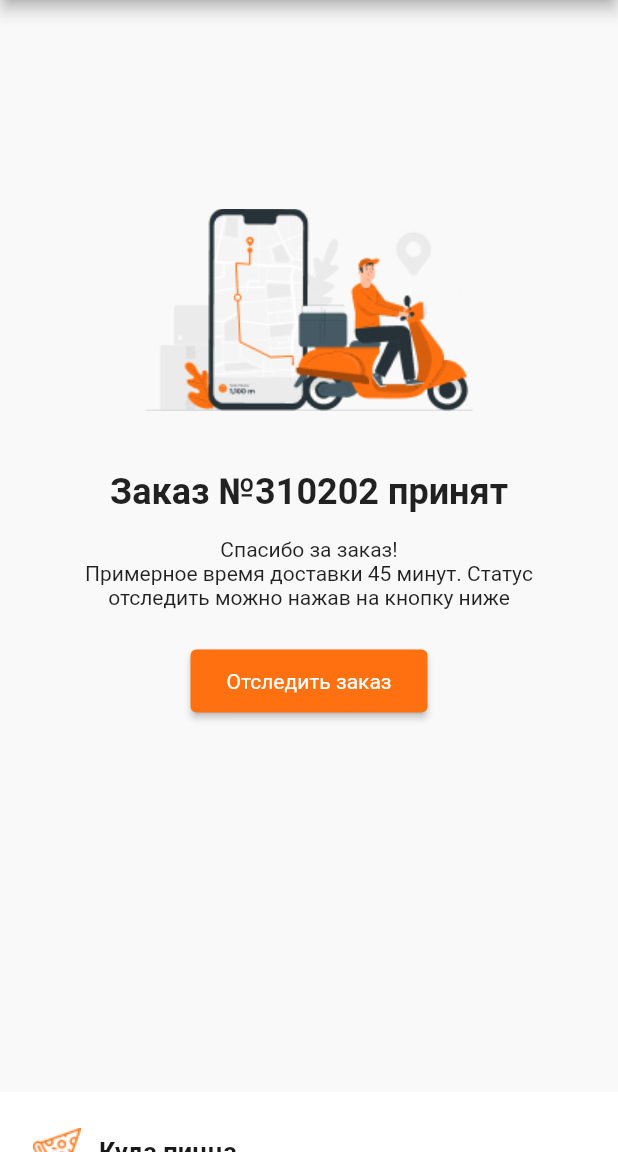
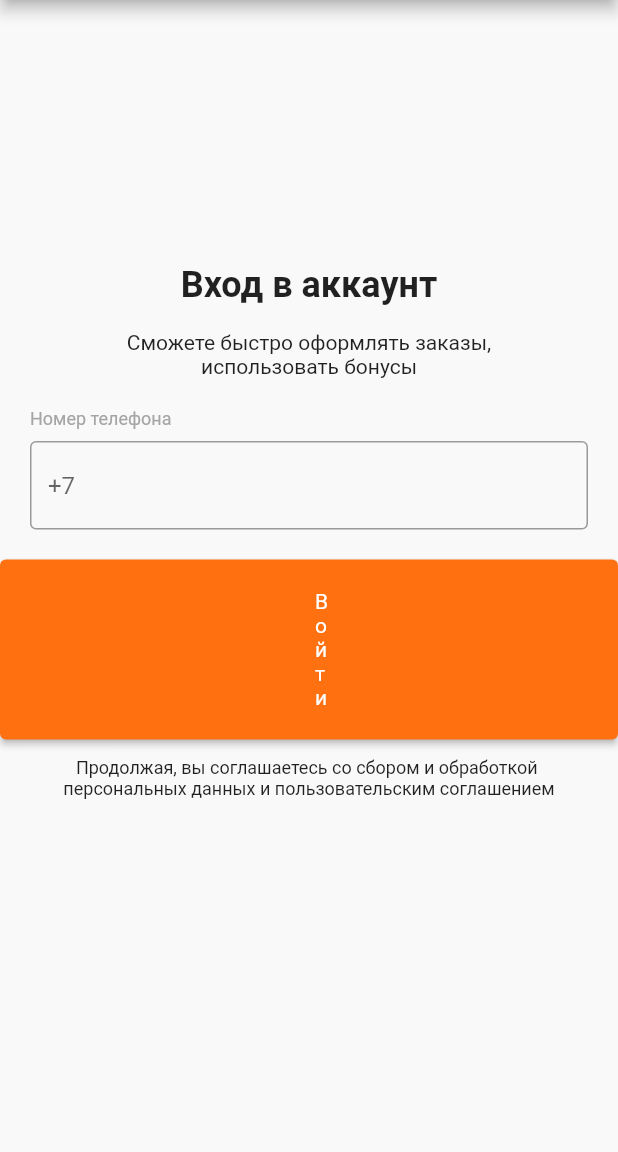
Before and after one commit to BekzodGayratov/Pizza, a Flutter app: the screen it shows after launch, on a phone screen of 412 x 824 dp, the part 84-1236 px from its top. Run offline on Flutter 3.47's test engine with Material 2 defaults, Android fonts, the phone set to English and light mode, and no system bars; missing offline and left inert: dart:html.

Commit message:
register page

```diff
--- a/lib/main.dart
+++ b/lib/main.dart
@@ -1,5 +1,6 @@
 import 'package:flutter/material.dart';
 import 'package:pizza/view/home_page.dart';
+import 'package:pizza/view/register.dart';
 
 void main() {
   runApp(Myapp());
@@ -10,9 +11,9 @@ class Myapp extends StatelessWidget {
 
   @override
   Widget build(BuildContext context) {
-    return MaterialApp(
+    return const MaterialApp(
       debugShowCheckedModeBanner: false,
-      home: HomePage(),
+      home: Register(),
     );
   }
 }
--- a/lib/view/home_page.dart
+++ b/lib/view/home_page.dart
@@ -52,11 +52,11 @@ class HomePage extends StatelessWidget {
                 "Спасибо за заказ!",
                 style: TextStyle(fontSize: 14.0, fontWeight: FontWeight.w400),
               ),
-              Text(
+              const Text(
                 "Примерное время доставки 45 минут. Статус",
                 style: TextStyle(fontSize: 14.0, fontWeight: FontWeight.w400),
               ),
-              Text(
+              const Text(
                 "отследить можно нажав на кнопку ниже",
                 style: TextStyle(fontSize: 14.0, fontWeight: FontWeight.w400),
               ),
--- /dev/null
+++ b/lib/view/register.dart
@@ -0,0 +1,113 @@
+import 'dart:html';
+
+import 'package:flutter/material.dart';
+
+class Register extends StatelessWidget {
+  const Register({super.key});
+
+  @override
+  Widget build(BuildContext context) {
+    return Scaffold(
+      backgroundColor: const Color(0xffF9F9F9),
+      appBar: AppBar(
+        backgroundColor: Colors.white,
+        iconTheme: const IconThemeData(color: Colors.black),
+        actions: [
+          IconButton(onPressed: () {}, icon: const Icon(Icons.menu_outlined))
+        ],
+        leading: Image.asset("assets/pizza.png"),
+        title: const Text(
+          "Куда пицца",
+          style: TextStyle(
+            color: Color.fromRGBO(25, 25, 25, 1),
+            fontSize: 17.0,
+            fontWeight: FontWeight.w600,
+          ),
+        ),
+      ),
+      body: SingleChildScrollView(
+        child: Column(children: [
+          Center(
+              child: Column(
+            mainAxisAlignment: MainAxisAlignment.center,
+            children: [
+              const SizedBox(
+                height: 176.0,
+              ),
+              const Text(
+                "Вход в аккаунт",
+                style: TextStyle(
+                  fontSize: 24.0,
+                  fontWeight: FontWeight.w600,
+                ),
+              ),
+              const SizedBox(
+                height: 16.0,
+              ),
+              const Text(
+                "Сможете быстро оформлять заказы,",
+                style: TextStyle(fontSize: 14.0, fontWeight: FontWeight.w400),
+              ),
+              const Text(
+                "использовать бонусы",
+                style: TextStyle(fontSize: 14.0, fontWeight: FontWeight.w400),
+              ),
+              const SizedBox(
+                height: 20.0,
+              ),
+              Row(
+                mainAxisAlignment: MainAxisAlignment.start,
+                children: const [
+                  SizedBox(
+                    width: 20.0,
+                  ),
+                  Text(
+                    "Номер телефона",
+                    style: TextStyle(
+                        fontSize: 12.0,
+                        fontWeight: FontWeight.w400,
+                        color: Color(0xffA5A5A5)),
+                  ),
+                ],
+              ),
+              const SizedBox(
+                height: 8.0,
+              ),
+              const Padding(
+                padding: EdgeInsets.symmetric(horizontal: 20.0),
+                child: TextField(
+                  decoration: InputDecoration(
+                      hintText: "+7", border: OutlineInputBorder()),
+                ),
+              ),
+              const SizedBox(
+                height: 20.0,
+              ),
+              ElevatedButton(
+                  style: ElevatedButton.styleFrom(
+                      padding: const EdgeInsets.symmetric(
+                          vertical: 20.0, horizontal: 210.0),
+                      backgroundColor: const Color(0xffFF7010)),
+                  onPressed: () {},
+                  child: const Text("Войти",
+                      style: TextStyle(
+                          fontWeight: FontWeight.w400, fontSize: 14.0))),
+              const SizedBox(
+                height: 12.0,
+              ),
+              const Text(
+                "Продолжая, вы соглашаетесь со сбором и обработкой ",
+                style: TextStyle(fontSize: 12.0, fontWeight: FontWeight.w400),
+              ),
+              const Text(
+                "персональных данных и пользовательским соглашением",
+                style: TextStyle(fontSize: 12.0, fontWeight: FontWeight.w400),
+              ),
+              const SizedBox(height: 234.0,)
+            ],
+          )),
+        ]),
+      ),
+    );
+  }
+}
```
